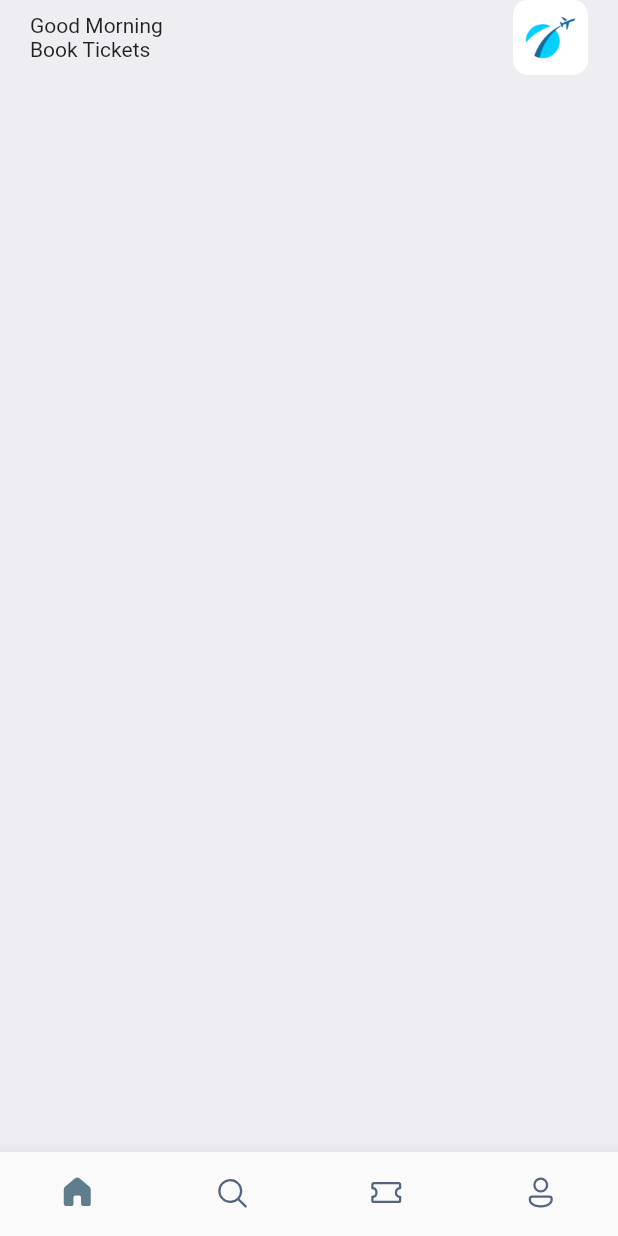
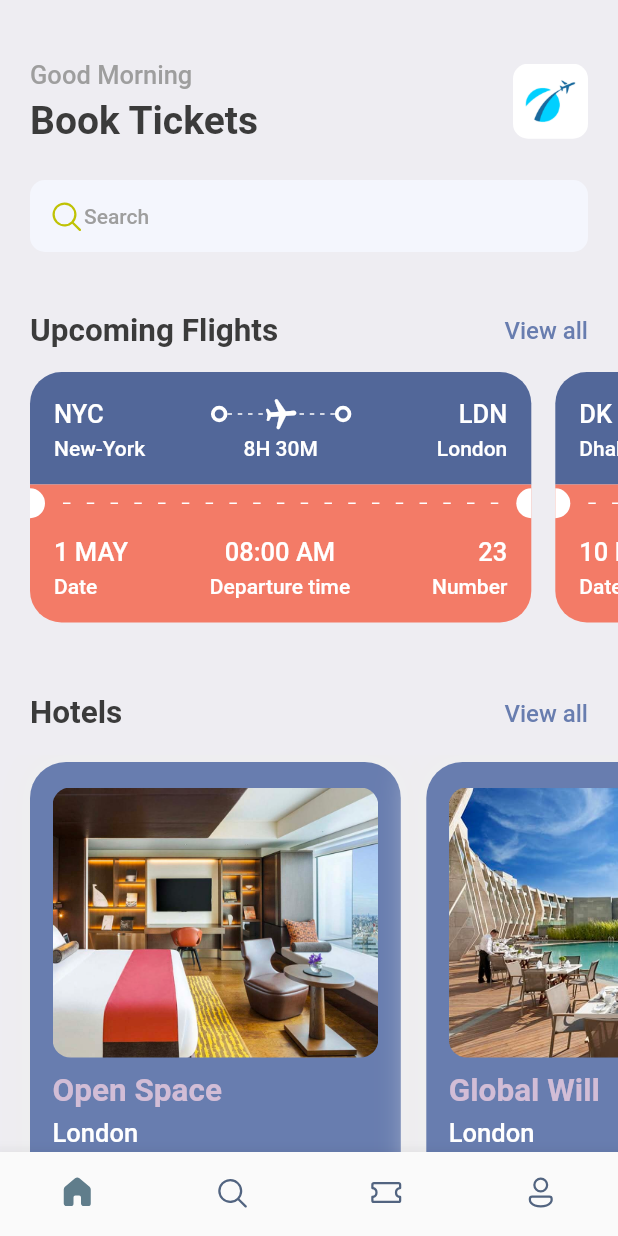
Before and after one commit to ParkHyeongjoo/FlutterBookTickets_clone, a Flutter app: the screen it shows after launch, on a phone screen of 412 x 824 dp. Run offline on Flutter 3.47's test engine with Material 2 defaults, Android fonts, the phone set to English and light mode, and no system bars; our stand-ins replace fluentui_icons, gap, get.

Commit message:
HomeScreen, SearchScreen

```diff
--- a/lib/main.dart
+++ b/lib/main.dart
@@ -1,4 +1,5 @@
 import 'package:bookticketsclone/screens/bottom_bar.dart';
+import 'package:bookticketsclone/utils/app_styles.dart';
 import 'package:flutter/material.dart';
 
 void main() {
@@ -15,7 +16,7 @@ class MyApp extends StatelessWidget {
       debugShowCheckedModeBanner: false,
       title: 'Flutter Demo',
       theme: ThemeData(
-        primarySwatch: Colors.blue,
+        primaryColor: primary,
       ),
       home: const BottomBar()
     );
--- a/lib/screens/bottom_bar.dart
+++ b/lib/screens/bottom_bar.dart
@@ -1,4 +1,5 @@
 import 'package:bookticketsclone/screens/home_screen.dart';
+import 'package:bookticketsclone/screens/search_screen.dart';
 import 'package:fluentui_icons/fluentui_icons.dart';
 import 'package:flutter/material.dart';
 
@@ -13,8 +14,8 @@ class _BottomBarState extends State<BottomBar> {
   int _selectedIndex = 0;
 
   static final List<Widget> _widgetOptions = <Widget>[
-    HomeScreen(),
-    const Text('Search'),
+    const HomeScreen(),
+    const SearchScreen(),
     const Text('Ticket'),
     const Text('Profile'),
   ];
--- a/lib/screens/home_screen.dart
+++ b/lib/screens/home_screen.dart
@@ -1,4 +1,11 @@
+import 'package:bookticketsclone/screens/ticket_view.dart';
+import 'package:bookticketsclone/utils/app_info_list.dart';
+import 'package:bookticketsclone/widgets/double_text_widget.dart';
+import 'package:fluentui_icons/fluentui_icons.dart';
 import 'package:flutter/material.dart';
+import 'package:gap/gap.dart';
+import '../utils/app_styles.dart';
+import 'hotel_screen.dart';
 
 class HomeScreen extends StatelessWidget {
   const HomeScreen({Key? key}) : super(key: key);
@@ -6,21 +13,23 @@ class HomeScreen extends StatelessWidget {
   @override
   Widget build(BuildContext context) {
     return Scaffold(
-      backgroundColor: Color(0xFFeeedf2),
+      backgroundColor: Styles.bgColor,
       body: ListView(
         children: [
           Container(
             padding: const EdgeInsets.symmetric(horizontal: 20),
             child: Column(
               children: [
+                const Gap(40),
                 Row(
                   mainAxisAlignment: MainAxisAlignment.spaceBetween,
                   children: [
                     Column(
                       crossAxisAlignment: CrossAxisAlignment.start,
                       children: [
-                        const Text('Good Morning'),
-                        const Text('Book Tickets'),
+                        Text('Good Morning', style: Styles.headLineStyle3,),
+                        const Gap(5),
+                        Text('Book Tickets', style: Styles.headLineStyle1,),
                       ],
                     ),
                     Container(
@@ -37,10 +46,47 @@ class HomeScreen extends StatelessWidget {
                       ),
                     ),
                   ],
-                )
+                ),
+                const Gap(25),
+                Container(
+                  decoration: BoxDecoration(
+                    borderRadius: BorderRadius.circular(10),
+                    color: const Color(0xFFF4F6FD),
+                  ),
+                  padding: const EdgeInsets.symmetric(horizontal: 12, vertical: 12),
+                  child: Row(
+                    children: [
+                      const Icon(FluentSystemIcons.ic_fluent_search_regular, color: Color(0xFFBFC205),),
+                      Text("Search", style: Styles.headLineStyle4,),
+                    ],
+                  ),
+                ),
+                const Gap(40),
+                AppDoubleTextWidget(bigText: 'Upcoming Flights', smallText: 'View all'),
               ],
             ),
-          )
+          ),
+          const Gap(15),
+          SingleChildScrollView(
+            scrollDirection: Axis.horizontal,
+            padding: const EdgeInsets.only(left: 20),
+            child: Row(
+              children: ticketList.map((ticket) => TicketView(ticket: ticket)).toList()
+              ),
+            ),
+          const Gap(15),
+          Container(
+            padding: const EdgeInsets.symmetric(horizontal: 20),
+            child: AppDoubleTextWidget(bigText: 'Hotels', smallText: 'View all',),
+          ),
+          const Gap(15),
+          SingleChildScrollView(
+              scrollDirection: Axis.horizontal,
+              padding: const EdgeInsets.only(left: 20),
+              child: Row(
+                children: hotelList.map((hotel) => HotelScreen(hotel: hotel)).toList()
+              ),
+          ),
         ],
       ),
     );
--- /dev/null
+++ b/lib/screens/hotel_screen.dart
@@ -0,0 +1,57 @@
+import 'package:bookticketsclone/utils/app_layout.dart';
+import 'package:flutter/cupertino.dart';
+import 'package:flutter/material.dart';
+import 'package:gap/gap.dart';
+
+import '../utils/app_styles.dart';
+
+class HotelScreen extends StatelessWidget {
+  final Map<String, dynamic> hotel;
+  const HotelScreen({Key? key, required this.hotel}) : super(key: key);
+
+  @override
+  Widget build(BuildContext context) {
+    final size = AppLayout.getSize(context);
+    return Container(
+      width: size.width*0.6,
+      height: AppLayout.getHeight(350),
+      padding: const EdgeInsets.symmetric(horizontal: 15, vertical: 17),
+      margin: const EdgeInsets.only(right: 17, top: 5),
+      decoration: BoxDecoration(
+        color: Styles.primaryColor,
+        borderRadius: BorderRadius.circular(24),
+        boxShadow: [
+          BoxShadow(
+            color: Colors.grey.shade200,
+            blurRadius: 20,
+            spreadRadius: 5,
+          )
+        ]
+      ),
+      child: Column(
+        crossAxisAlignment: CrossAxisAlignment.start,
+        children: [
+          Container(
+            height: AppLayout.getHeight(180),
+            decoration: BoxDecoration(
+              borderRadius: BorderRadius.circular(12),
+              color: Styles.primaryColor,
+              image: DecorationImage(
+                fit: BoxFit.cover,
+                image: AssetImage(
+                  'assets/images/${hotel['image']}'
+                ),
+              ),
+            ),
+          ),
+          const Gap(10),
+          Text(hotel['place'], style: Styles.headLineStyle2.copyWith(color: Styles.kakiColor),),
+          const Gap(5),
+          Text(hotel['destination'], style: Styles.headLineStyle3.copyWith(color: Colors.white),),
+          const Gap(8),
+          Text('\$${hotel['price']}/night', style: Styles.headLineStyle1.copyWith(color: Styles.kakiColor),),
+        ],
+      ),
+    );
+  }
+}
--- /dev/null
+++ b/lib/screens/ticket_view.dart
@@ -0,0 +1,186 @@
+import 'package:bookticketsclone/utils/app_layout.dart';
+import 'package:bookticketsclone/utils/app_styles.dart';
+import 'package:bookticketsclone/widgets/thick_container.dart';
+import 'package:flutter/material.dart';
+import 'package:gap/gap.dart';
+
+class TicketView extends StatelessWidget {
+  final Map<String, dynamic> ticket;
+  const TicketView({Key? key, required this.ticket}) : super(key: key);
+
+  @override
+  Widget build(BuildContext context) {
+    final size = AppLayout.getSize(context);
+    return SizedBox(
+      width: size.width*0.85,
+      height: AppLayout.getHeight(200),
+      child: Container(
+        margin: EdgeInsets.only(right: AppLayout.getHeight(16)),
+        child: Column(
+          children: [
+            /*
+            showing the blue part of the card/ticket
+             */
+            Container(
+              decoration: BoxDecoration(
+                color: Color(0xFF526799),
+                borderRadius: BorderRadius.only(topLeft: Radius.circular(AppLayout.getHeight(21)), topRight: Radius.circular(AppLayout.getHeight(21))),
+              ),
+              padding: EdgeInsets.all(AppLayout.getHeight(16)),
+              child: Column(
+                children: [
+                  Row(
+                    children: [
+                      Text(ticket['from']['code'], style: Styles.headLineStyle3.copyWith(color: Colors.white),),
+                      Expanded(child: Container(),),
+                      ThickContainer(),
+                      Expanded(child: Stack(
+                        children: [
+                          SizedBox(
+                            height: AppLayout.getHeight(24),
+                            child: LayoutBuilder(
+                              builder: (BuildContext context, BoxConstraints constraints) {
+                                print('The width is ${constraints.constrainWidth()}');
+                                return Flex(
+                                  direction: Axis.horizontal,
+                                  mainAxisAlignment: MainAxisAlignment.spaceBetween,
+                                  mainAxisSize: MainAxisSize.max,
+                                  children: List.generate((constraints.constrainWidth()/6).floor(), (index) => SizedBox(
+                                    width: 3, height: 1, child: DecoratedBox(decoration: BoxDecoration(
+                                      color: Colors.white
+                                  ),),
+                                  )),
+                                );
+                              },
+                            ),
+                          ),
+                          Center(child: Transform.rotate(angle: 1.5, child: Icon(Icons.local_airport_rounded, color: Colors.white,),)),
+                        ],
+                      )),
+                      ThickContainer(),
+                      Expanded(child: Container(),),
+                      Text(ticket['to']['code'], style: Styles.headLineStyle3.copyWith(color: Colors.white),),
+                    ],
+                  ),
+                  const Gap(3),
+                  Row(
+                    mainAxisAlignment: MainAxisAlignment.spaceBetween,
+                    children: [
+                      SizedBox(
+                        width: AppLayout.getWidth(100), child: Text(ticket['from']['name'], style: Styles.headLineStyle4.copyWith(color: Colors.white),),
+                      ),
+                      Text(ticket['flying_time'], style: Styles.headLineStyle4.copyWith(color: Colors.white),),
+                      SizedBox(
+                        width: AppLayout.getWidth(100), child: Text(ticket['to']['name'], textAlign: TextAlign.end, style: Styles.headLineStyle4.copyWith(color: Colors.white),),
+                      ),
+                    ],
+                  ),
+                ],
+              ),
+            ),
+            /*
+            showing the orange part of the card/ticket
+             */
+            Container(
+              color: Styles.orangeColor, //const Color(0xFFF37B67),
+              child: Row(
+                children: [
+                  SizedBox(
+                    height: AppLayout.getHeight(20),
+                    width: AppLayout.getWidth(10),
+                    child: DecoratedBox(
+                      decoration: BoxDecoration(
+                        color: Colors.white,
+                        borderRadius: BorderRadius.only(
+                          topRight: Radius.circular(AppLayout.getHeight(10)),
+                          bottomRight: Radius.circular(AppLayout.getHeight(10)),
+                        ),
+                      ),
+                    ),
+                  ),
+                  Expanded(child: Padding(
+                    padding: const EdgeInsets.all(12.0),
+                    child: LayoutBuilder(
+                      builder: (BuildContext , BoxConstraints ) {
+                        return Flex(
+                          direction: Axis.horizontal,
+                          mainAxisAlignment: MainAxisAlignment.spaceBetween,
+                          mainAxisSize: MainAxisSize.max,
+                          children: List.generate((BoxConstraints.constrainWidth()/15).floor(), (index) => const SizedBox(
+                            width: 5,
+                            height: 1,
+                            child: DecoratedBox(
+                              decoration: BoxDecoration(
+                                  color: Colors.white
+                              ),
+                            ),
+                          )),
+                        );
+                      },
+                    ),
+                  )),
+                  SizedBox(
+                    height: AppLayout.getHeight(20),
+                    width: AppLayout.getWidth(10),
+                    child: DecoratedBox(
+                      decoration: BoxDecoration(
+                        color: Colors.white,
+                        borderRadius: BorderRadius.only(
+                          topLeft: Radius.circular(AppLayout.getHeight(10)),
+                          bottomLeft: Radius.circular(AppLayout.getHeight(10)),
+                        ),
+                      ),
+                    ),
+                  ),
+                ],
+              ),
+            ),
+            /*
+            bottom part of the orange card/ticket
+             */
+            Container(
+              decoration: BoxDecoration(
+                color: Styles.orangeColor,
+                borderRadius: BorderRadius.only(bottomLeft: Radius.circular(AppLayout.getHeight(21)), bottomRight: Radius.circular(AppLayout.getHeight(21))),
+              ),
+              padding: const EdgeInsets.only(left: 16, top: 10, right: 16, bottom: 16),
+              child: Column(
+                children: [
+                  Row(
+                    mainAxisAlignment: MainAxisAlignment.spaceBetween,
+                    children: [
+                      Column(
+                        crossAxisAlignment: CrossAxisAlignment.start,
+                        children: [
+                          Text(ticket['date'], style: Styles.headLineStyle3.copyWith(color: Colors.white),),
+                          const Gap(5),
+                          Text("Date", style: Styles.headLineStyle4.copyWith(color: Colors.white),),
+                        ],
+                      ),
+                      Column(
+                        crossAxisAlignment: CrossAxisAlignment.center,
+                        children: [
+                          Text(ticket['departure_time'], style: Styles.headLineStyle3.copyWith(color: Colors.white),),
+                          const Gap(5),
+                          Text("Departure time", style: Styles.headLineStyle4.copyWith(color: Colors.white),),
+                        ],
+                      ),
+                      Column(
+                        crossAxisAlignment: CrossAxisAlignment.end,
+                        children: [
+                          Text(ticket['number'].toString(), style: Styles.headLineStyle3.copyWith(color: Colors.white),),
+                          const Gap(5),
+                          Text("Number", style: Styles.headLineStyle4.copyWith(color: Colors.white),),
+                        ],
+                      ),
+                    ],
+                  ),
+                ],
+              ),
+            )
+          ],
+        ),
+      ),
+    );
+  }
+}
--- /dev/null
+++ b/lib/utils/app_info_list.dart
@@ -0,0 +1,51 @@
+List<Map<String, dynamic>> hotelList = [
+  {
+    'image': 'one.png',
+    'place': 'Open Space',
+    'destination': 'London',
+    'price': 25
+  },
+  {
+    'image': 'two.png',
+    'place': 'Global Will',
+    'destination': 'London',
+    'price': 40
+  },
+  {
+    'image': 'three.png',
+    'place': 'Tallest Building',
+    'destination': 'Dubai',
+    'price': 68
+  },
+];
+
+List<Map<String, dynamic>> ticketList = [
+  {
+    'from': {
+      'code': 'NYC',
+      'name': 'New-York',
+    },
+    'to':{
+      'code': 'LDN',
+      'name': 'London',
+    },
+    'flying_time': '8H 30M',
+    'date': '1 MAY',
+    'departure_time': '08:00 AM',
+    'number': 23
+  },
+  {
+    'from': {
+      'code': 'DK',
+      'name': 'Dhaka',
+    },
+    'to':{
+      'code': 'SH',
+      'name': 'Shanghai',
+    },
+    'flying_time': '4H 20M',
+    'date': '10 MAY',
+    'departure_time': '09:00 AM',
+    'number': 45
+  },
+];
--- /dev/null
+++ b/lib/utils/app_layout.dart
@@ -0,0 +1,22 @@
+import 'package:flutter/cupertino.dart';
+import 'package:get/get.dart';
+
+class AppLayout{
+  static getSize(BuildContext context){
+    return MediaQuery.of(context).size;
+  }
+  static getScreenHeight(){
+    return Get.height;
+  }
+  static getScreenWidth(){
+    return Get.width;
+  }
+  static getHeight(double pixels){
+    double x = getScreenHeight()/pixels; //844/200 -> 4.22
+    return getScreenHeight()/x;
+  }
+  static getWidth(double pixels){
+    double x = getScreenWidth()/pixels; //844/200 -> 4.22
+    return getScreenWidth()/x;
+  }
+}
--- a/lib/utils/app_styles.dart
+++ b/lib/utils/app_styles.dart
@@ -5,10 +5,11 @@ class Styles{
   static Color primaryColor = primary;
   static Color textColor = const Color(0xFF3b3b3b);
   static Color bgColor = const Color(0xFFeeedf2);
-  static Color orangeColor = const Color(0xFF526799);
+  static Color orangeColor = const Color(0xFFF37B67);
+  static Color kakiColor = const Color(0xFFd2bdd6);
   static TextStyle textStyle = TextStyle(fontSize: 16, color: textColor, fontWeight: FontWeight.w500);
-  static TextStyle headLineStyle = TextStyle(fontSize: 26, color: textColor, fontWeight: FontWeight.bold);
+  static TextStyle headLineStyle1 = TextStyle(fontSize: 26, color: textColor, fontWeight: FontWeight.bold);
   static TextStyle headLineStyle2 = TextStyle(fontSize: 21, color: textColor, fontWeight: FontWeight.bold);
-  static TextStyle headLineStyle3 = TextStyle(fontSize: 17, color: textColor, fontWeight: FontWeight.w500);
+  static TextStyle headLineStyle3 = TextStyle(fontSize: 17, color: Colors.grey.shade500, fontWeight: FontWeight.w500);
   static TextStyle headLineStyle4 = TextStyle(fontSize: 14, color: Colors.grey.shade500, fontWeight: FontWeight.w500);
 }
--- /dev/null
+++ b/lib/widgets/double_text_widget.dart
@@ -0,0 +1,25 @@
+import 'package:flutter/cupertino.dart';
+import 'package:flutter/material.dart';
+
+import '../utils/app_styles.dart';
+
+class AppDoubleTextWidget extends StatelessWidget {
+  final String bigText;
+  final String smallText;
+  const AppDoubleTextWidget({Key? key, required this.bigText, required this.smallText}) : super(key: key);
+
+  @override
+  Widget build(BuildContext context) {
+    return Row(
+      mainAxisAlignment: MainAxisAlignment.spaceBetween,
+      children: [
+        Text(bigText, style: Styles.headLineStyle2,),
+        InkWell(
+            onTap: (){
+              print("You are tapped");
+            },
+            child: Text(smallText, style: Styles.textStyle.copyWith(color: Styles.primaryColor),)),
+      ],
+    );
+  }
+}
--- /dev/null
+++ b/lib/widgets/thick_container.dart
@@ -0,0 +1,17 @@
+import 'package:flutter/cupertino.dart';
+import 'package:flutter/material.dart';
+
+class ThickContainer extends StatelessWidget {
+  const ThickContainer({Key? key}) : super(key: key);
+
+  @override
+  Widget build(BuildContext context) {
+    return Container(
+      padding: const EdgeInsets.all(3.0),
+      decoration: BoxDecoration(
+        borderRadius: BorderRadius.circular(20),
+        border: Border.all(width: 2.5, color: Colors.white),
+      ),
+    );
+  }
+}
--- a/pubspec.yaml
+++ b/pubspec.yaml
@@ -36,6 +36,8 @@ dependencies:
   # Use with the CupertinoIcons class for iOS style icons.
   cupertino_icons: ^1.0.2
   fluentui_icons: ^1.0.0
+  get:
+  gap: ^2.0.0
 
 dev_dependencies:
   flutter_test:
```
Also changed, not shown: lib/screens/search_screen.dart (added, +193 -0 lines), lib/widgets/icon_text_widget.dart (added, +29 -0 lines), pubspec.lock.
